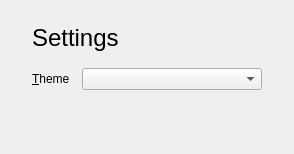
Qt form src/app/ui/settings_page.ui (CameronBrooks11/pyside6-gui-template) before a commit.
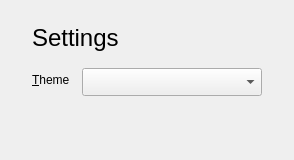
The same form after that commit.

Commit message:
feat: give controls more height and match the accent button
Line edits, combo boxes, the spin box and buttons are 28 pixels high.
The role box takes a fixed width like the theme box. The main button
starts from a darker colour, since Fusion draws a button lighter than
its palette colour, and the form's error text is a lighter red on the
dark theme, set again when the theme changes.

The edit to the form file:
```diff
--- a/src/app/ui/settings_page.ui
+++ b/src/app/ui/settings_page.ui
@@ -31,7 +31,7 @@
         </widget></item>
      <item row="0" column="1">
       <widget class="QComboBox" name="theme_combo">
-       <property name="minimumSize"><size><width>180</width><height>0</height></size></property>
+       <property name="minimumSize"><size><width>180</width><height>28</height></size></property>
       </widget>
      </item>
     </layout>
```
The commit also changes 10 other files.
